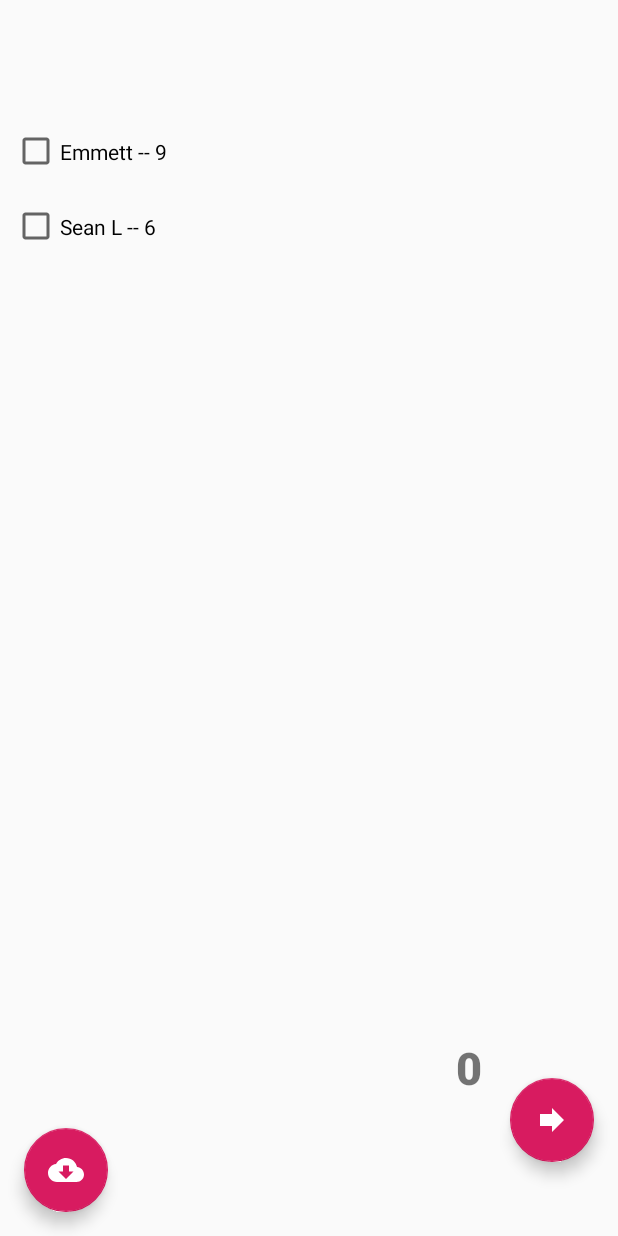
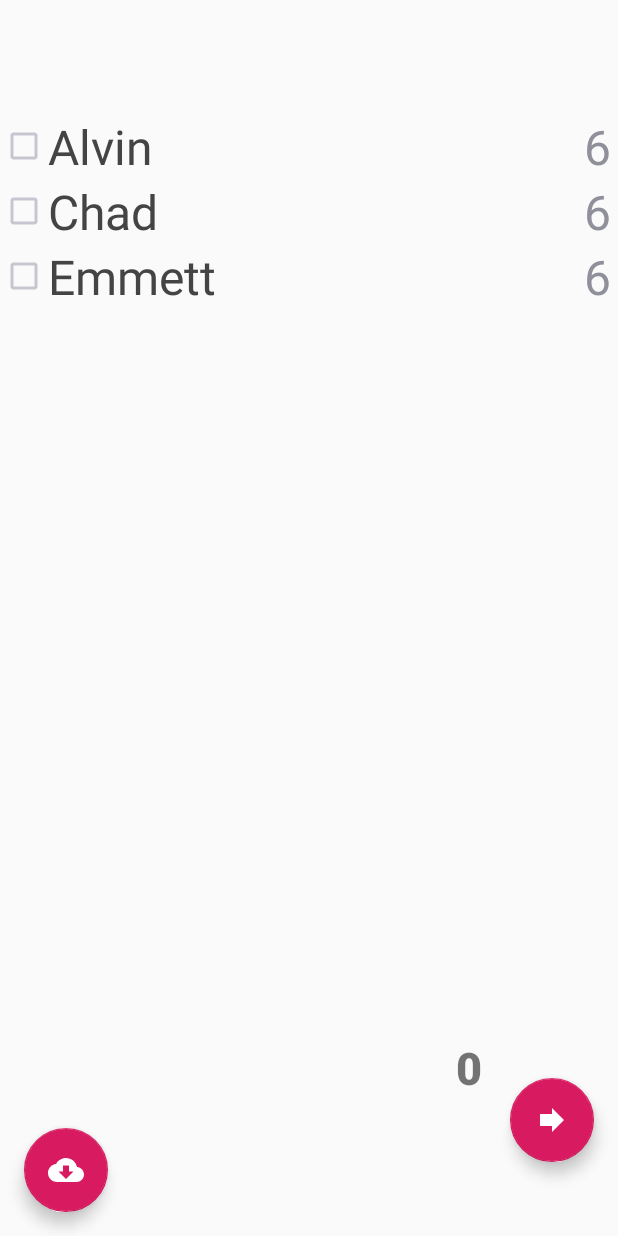
Before and after one commit to Hyphen-ated/CubeByes, an Android app: the screen it shows after launch (MainActivity), on a phone screen of 412 x 824 dp. Run offline under Robolectric (Android 15) with nearby library versions, the phone set to English and light mode, and no system bars.

Commit message:
add a second activity with the proper communication to it

```diff
--- a/app/build.gradle
+++ b/app/build.gradle
@@ -19,6 +19,8 @@ android {
 }
 
 dependencies {
+    implementation group: 'commons-io', name: 'commons-io', version: '2.4'
+
     implementation fileTree(dir: 'libs', include: ['*.jar'])
     implementation 'com.android.support:appcompat-v7:28.0.0'
     implementation 'com.android.support.constraint:constraint-layout:1.1.3'
--- a/app/src/main/java/com/example/cubebyes/MainActivity.java
+++ b/app/src/main/java/com/example/cubebyes/MainActivity.java
@@ -1,29 +1,73 @@
 package com.example.cubebyes;
 
+import android.content.Intent;
 import android.graphics.Color;
 import android.os.Bundle;
+import android.os.StrictMode;
 import android.support.design.widget.FloatingActionButton;
-import android.support.design.widget.Snackbar;
 import android.support.v7.app.AppCompatActivity;
 import android.view.Gravity;
 import android.view.View;
 import android.view.Menu;
 import android.view.MenuItem;
+import android.view.ViewGroup;
 import android.widget.CheckBox;
+import android.widget.CompoundButton;
 import android.widget.LinearLayout;
+import android.widget.TextView;
+
+import org.apache.commons.io.IOUtils;
+
+import java.io.File;
+import java.io.FileInputStream;
+import java.io.FileNotFoundException;
+import java.io.FileOutputStream;
+import java.io.IOException;
+import java.io.StringReader;
+import java.net.URI;
+import java.net.URISyntaxException;
+import java.util.HashMap;
+import java.util.HashSet;
+import java.util.List;
+import java.util.Map;
+import java.util.SortedMap;
+import java.util.TreeMap;
+import java.util.regex.Matcher;
+import java.util.regex.Pattern;
 
 public class MainActivity extends AppCompatActivity {
+
+    private HashSet<CharSequence> selectedPlayers = new HashSet<>();
+    private TreeMap<CharSequence, Integer> playerAffinities = new TreeMap<>();
+    private TextView playerCountText;
+
+    public static final String playerFileName = "players.txt";
+    public static final String githubUrl = "https://raw.githubusercontent.com/Hyphen-ated/CubeByeAffinities/master/players.txt";
+
 
     @Override
     protected void onCreate(Bundle savedInstanceState) {
         super.onCreate(savedInstanceState);
         setContentView(R.layout.activity_main);
 
+        //we are running network on the main thread because there is nothing else the app can ever do while waiting
+        StrictMode.ThreadPolicy policy = new StrictMode.ThreadPolicy.Builder().permitAll().build();
+        StrictMode.setThreadPolicy(policy);
+
+        setupPlayersFromFile();
+
         FloatingActionButton startCube = findViewById(R.id.startCubeButton);
+        final MainActivity that = this;
         startCube.setOnClickListener(new View.OnClickListener() {
             @Override
             public void onClick(View view) {
-               createLotsOfBoxes();
+                HashMap<CharSequence, Integer> activePlayers = new HashMap<>();
+                for (CharSequence player : selectedPlayers) {
+                    activePlayers.put(player, playerAffinities.get(player));
+                }
+                Intent intent = new Intent(that, ByesActivity.class);
+                intent.putExtra("players", activePlayers);
+                startActivity(intent);
             }
         });
 
@@ -31,10 +75,12 @@ public class MainActivity extends AppCompatActivity {
         refresh.setOnClickListener(new View.OnClickListener() {
             @Override
             public void onClick(View view) {
-                Snackbar.make(view, "dingus malingus", Snackbar.LENGTH_LONG)
-                        .setAction("Action", null).show();
+                updatePlayerData();
+                setupPlayersFromFile();
             }
         });
+
+        playerCountText = findViewById(R.id.playerCount);
     }
 
     @Override
@@ -59,16 +105,103 @@ public class MainActivity extends AppCompatActivity {
         return super.onOptionsItemSelected(item);
     }
 
-    private void createLotsOfBoxes() {
+    private void updatePlayerData() {
+        URI uri = null;
+        try {
+            uri = new URI(githubUrl);
+        } catch (URISyntaxException e) {
+            throw new RuntimeException(e);
+        }
+        String data = null;
+        try {
+            data = IOUtils.toString(uri, "utf-8");
+        } catch (IOException e) {
+            throw new RuntimeException(e);
+        }
+        File dir = getFilesDir();
+        File playersFile = new File(dir, playerFileName);
+        try {
+            IOUtils.write(data, new FileOutputStream(playersFile));
+        } catch (IOException e) {
+            throw new RuntimeException(e);
+        }
+    }
+
+    private void setupPlayersFromFile() {
+        List<String> lines;
+        try {
+            FileInputStream fis = openFileInput(playerFileName);
+            lines = IOUtils.readLines(fis, "utf-8");
+        } catch (FileNotFoundException e) {
+            try {
+                lines = IOUtils.readLines(new StringReader("6 Alvin\n6 Chad\n6 Emmett\n"));
+            } catch (IOException e1) {
+                throw new RuntimeException(e1);
+            }
+            //"Couldn't find players.txt"
+        } catch (IOException e) {
+            throw new RuntimeException(e);
+            //"Couldn't read players.txt"
+        }
+
+
+        Pattern pat = Pattern.compile("^\\s*(\\d*)\\s+(.+)");
         LinearLayout playerList = findViewById(R.id.playerList);
         playerList.removeAllViews();
-        for (int i = 0; i < 30; ++i) {
-            CheckBox cb = new CheckBox(getApplicationContext());
-            cb.setText("Player number " + (i + 1));
-            cb.setTextSize(32);
-            cb.setTextColor(Color.DKGRAY);
+        for (String s : lines) {
+            Matcher m = pat.matcher(s);
+            if(m.matches()) {
+                int affinity = Integer.parseInt(m.group(1));
+                String name = m.group(2);
+                playerAffinities.put(name, affinity);
+            }
+
+        }
+
+        populateList();
+    }
+
+    void populateList() {
+        LinearLayout playerList = findViewById(R.id.playerList);
+        for (Map.Entry<CharSequence, Integer> e : playerAffinities.entrySet()) {
+            CharSequence name = e.getKey();
+            int affinity = e.getValue();
+            CheckBox cb = createBox(name);
             cb.setGravity(Gravity.LEFT | Gravity.CENTER_VERTICAL);
-            playerList.addView(cb);
+            cb.setLayoutParams(new LinearLayout.LayoutParams(ViewGroup.LayoutParams.MATCH_PARENT, ViewGroup.LayoutParams.MATCH_PARENT, 1.0f));
+
+            TextView t = new TextView(getApplicationContext());
+            t.setText("" + affinity);
+            t.setTextSize(32);
+            t.setGravity(Gravity.RIGHT);
+
+            LinearLayout ll = new LinearLayout(getApplicationContext());
+            ll.setOrientation(LinearLayout.HORIZONTAL);
+            ll.addView(cb);
+            ll.addView(t);
+            playerList.addView(ll);
         }
     }
+
+    CheckBox createBox(CharSequence label) {
+        CheckBox cb = new CheckBox(getApplicationContext());
+        cb.setText(label);
+        cb.setTextSize(32);
+        cb.setTextColor(Color.DKGRAY);
+        cb.setGravity(Gravity.LEFT | Gravity.CENTER_VERTICAL);
+        cb.setOnCheckedChangeListener(new CompoundButton.OnCheckedChangeListener() {
+            @Override
+            public void onCheckedChanged(CompoundButton buttonView, boolean isChecked) {
+                CharSequence text = buttonView.getText();
+                if (text == null) return;
+                if(isChecked) {
+                    selectedPlayers.add(text);
+                } else {
+                    selectedPlayers.remove(text);
+                }
+                playerCountText.setText("" + selectedPlayers.size());
+            }
+        });
+        return cb;
+    }
 }
--- a/app/src/main/res/layout/activity_main.xml
+++ b/app/src/main/res/layout/activity_main.xml
@@ -9,7 +9,7 @@
 
     <ScrollView
         android:id="@+id/scrollView"
-        android:layout_width="match_parent"
+        android:layout_width="411dp"
         android:layout_height="597dp"
         android:layout_marginTop="8dp"
         android:layout_marginBottom="83dp"
@@ -25,33 +25,9 @@
             tools:layout_editor_absoluteX="0dp"
             tools:layout_editor_absoluteY="0dp">
 
-            <CheckBox
-                android:id="@+id/checkBox"
-                android:layout_width="match_parent"
-                android:layout_height="50dp"
-                android:layout_marginStart="8dp"
-                android:layout_marginLeft="8dp"
-                android:layout_marginEnd="8dp"
-                android:layout_marginRight="8dp"
-                android:text="Emmett -- 9"
-                app:layout_constraintEnd_toEndOf="parent"
-                app:layout_constraintStart_toStartOf="parent"
-                tools:layout_editor_absoluteY="16dp" />
-
-            <CheckBox
-                android:id="@+id/checkBox2"
-                android:layout_width="match_parent"
-                android:layout_height="50dp"
-                android:layout_marginStart="8dp"
-                android:layout_marginLeft="8dp"
-                android:layout_marginEnd="8dp"
-                android:layout_marginRight="8dp"
-                android:text="Sean L -- 6"
-                app:layout_constraintEnd_toEndOf="parent"
-                app:layout_constraintStart_toStartOf="parent"
-                tools:layout_editor_absoluteY="16dp" />
 
         </LinearLayout>
+
     </ScrollView>
 
     <android.support.design.widget.FloatingActionButton
@@ -92,4 +68,6 @@
         app:layout_constraintEnd_toStartOf="@+id/startCubeButton"
         app:layout_constraintTop_toBottomOf="@+id/scrollView" />
 
+
+
 </android.support.constraint.ConstraintLayout>
--- a/app/src/main/res/values/strings.xml
+++ b/app/src/main/res/values/strings.xml
@@ -1,4 +1,5 @@
 <resources>
     <string name="app_name">Cube Byes</string>
     <string name="action_settings">Settings</string>
+    <string name="title_activity_byes">ByesActivity</string>
 </resources>
--- a/build.gradle
+++ b/build.gradle
@@ -4,6 +4,7 @@ buildscript {
     repositories {
         google()
         jcenter()
+        mavenCentral()
 
     }
     dependencies {
@@ -18,6 +19,7 @@ allprojects {
     repositories {
         google()
         jcenter()
+        mavenCentral()
 
     }
 }
```
Also changed, not shown: app/src/main/AndroidManifest.xml (+7 -0 lines), app/src/main/java/com/example/cubebyes/ByesActivity.java (added, +87 -0 lines), app/src/main/res/layout/activity_byes.xml (added, +33 -0 lines), app/src/main/res/layout/content_byes.xml (added, +11 -0 lines).
